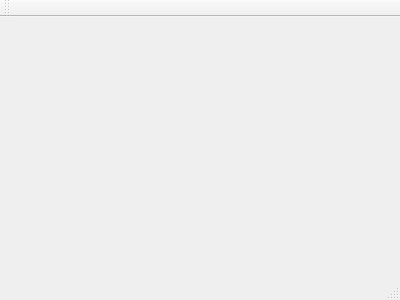
Above: VisualGraph/mainwindow.ui from IKholopov/StudyingStuff before the change. Below: the same form after it.
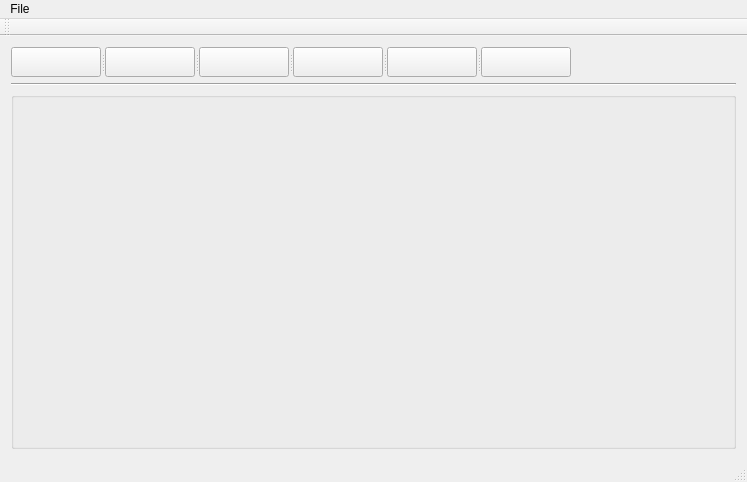
That is the form after the change. Icons and pictures are not drawn.

Patch:
```diff
--- a/VisualGraph/mainwindow.ui
+++ b/VisualGraph/mainwindow.ui
@@ -1,24 +1,229 @@
 <ui version="4.0">
  <class>MainWindow</class>
- <widget class="QMainWindow" name="MainWindow" >
-  <property name="geometry" >
+ <widget class="QMainWindow" name="MainWindow">
+  <property name="geometry">
    <rect>
     <x>0</x>
     <y>0</y>
-    <width>400</width>
-    <height>300</height>
+    <width>747</width>
+    <height>482</height>
    </rect>
   </property>
   <property name="windowTitle" >
    <string>MainWindow</string>
   </property>
-  <widget class="QMenuBar" name="menuBar" />
-  <widget class="QToolBar" name="mainToolBar" />
-  <widget class="QWidget" name="centralWidget" />
-  <widget class="QStatusBar" name="statusBar" />
+  <property name="windowIcon">
+   <iconset>
+    <normaloff>:/Build/icons/marketing8.png</normaloff>:/Build/icons/marketing8.png</iconset>
+  </property>
+  <widget class="QWidget" name="centralWidget">
+   <property name="sizePolicy">
+    <sizepolicy hsizetype="Expanding" vsizetype="Expanding">
+     <horstretch>0</horstretch>
+     <verstretch>0</verstretch>
+    </sizepolicy>
+   </property>
+   <layout class="QGridLayout" name="gridLayout">
+    <item row="0" column="0">
+     <widget class="QSplitter" name="splitter">
+      <property name="sizePolicy">
+       <sizepolicy hsizetype="Expanding" vsizetype="Expanding">
+        <horstretch>0</horstretch>
+        <verstretch>0</verstretch>
+       </sizepolicy>
+      </property>
+      <property name="minimumSize">
+       <size>
+        <width>0</width>
+        <height>30</height>
+       </size>
+      </property>
+      <property name="maximumSize">
+       <size>
+        <width>570</width>
+        <height>30</height>
+       </size>
+      </property>
+      <property name="orientation">
+       <enum>Qt::Horizontal</enum>
+      </property>
+      <widget class="QToolButton" name="NewButton">
+       <property name="maximumSize">
+        <size>
+         <width>90</width>
+         <height>30</height>
+        </size>
+       </property>
+       <property name="toolTip">
+        <string>New</string>
+       </property>
+       <property name="text">
+        <string/>
+       </property>
+       <property name="icon">
+        <iconset resource="icons.qrc">
+         <normaloff>:/icons/toolbar/icons/marketing8.png</normaloff>:/icons/toolbar/icons/marketing8.png</iconset>
+       </property>
+       <property name="checkable">
+        <bool>false</bool>
+       </property>
+      </widget>
+      <widget class="QToolButton" name="OpenButton">
+       <property name="maximumSize">
+        <size>
+         <width>90</width>
+         <height>30</height>
+        </size>
+       </property>
+       <property name="toolTip">
+        <string>New</string>
+       </property>
+       <property name="text">
+        <string/>
+       </property>
+       <property name="icon">
+        <iconset resource="icons.qrc">
+         <normaloff>:/icons/toolbar/icons/file96.png</normaloff>:/icons/toolbar/icons/file96.png</iconset>
+       </property>
+       <property name="checkable">
+        <bool>false</bool>
+       </property>
+      </widget>
+      <widget class="QToolButton" name="SaveButton">
+       <property name="maximumSize">
+        <size>
+         <width>90</width>
+         <height>30</height>
+        </size>
+       </property>
+       <property name="toolTip">
+        <string>New</string>
+       </property>
+       <property name="text">
+        <string/>
+       </property>
+       <property name="icon">
+        <iconset resource="icons.qrc">
+         <normaloff>:/icons/toolbar/icons/save.png</normaloff>:/icons/toolbar/icons/save.png</iconset>
+       </property>
+       <property name="checkable">
+        <bool>false</bool>
+       </property>
+      </widget>
+      <widget class="QToolButton" name="AddNodeButton">
+       <property name="maximumSize">
+        <size>
+         <width>90</width>
+         <height>30</height>
+        </size>
+       </property>
+       <property name="toolTip">
+        <string>New</string>
+       </property>
+       <property name="text">
+        <string/>
+       </property>
+       <property name="icon">
+        <iconset resource="icons.qrc">
+         <normaloff>:/icons/toolbar/icons/VisualGraph.pro.user</normaloff>:/icons/toolbar/icons/VisualGraph.pro.user</iconset>
+       </property>
+       <property name="checkable">
+        <bool>true</bool>
+       </property>
+      </widget>
+      <widget class="QToolButton" name="AddEdgeButton">
+       <property name="maximumSize">
+        <size>
+         <width>90</width>
+         <height>30</height>
+        </size>
+       </property>
+       <property name="toolTip">
+        <string>New</string>
+       </property>
+       <property name="text">
+        <string/>
+       </property>
+       <property name="icon">
+        <iconset resource="icons.qrc">
+         <normaloff>:/icons/toolbar/icons/social24.png</normaloff>:/icons/toolbar/icons/social24.png</iconset>
+       </property>
+       <property name="checkable">
+        <bool>true</bool>
+       </property>
+      </widget>
+      <widget class="QPushButton" name="StartAlgorythmButton">
+       <property name="maximumSize">
+        <size>
+         <width>90</width>
+         <height>30</height>
+        </size>
+       </property>
+       <property name="text">
+        <string/>
+       </property>
+       <property name="icon">
+        <iconset resource="icons.qrc">
+         <normaloff>:/icons/toolbar/icons/fast44.png</normaloff>:/icons/toolbar/icons/fast44.png</iconset>
+       </property>
+      </widget>
+     </widget>
+    </item>
+    <item row="1" column="0">
+     <widget class="Line" name="line">
+      <property name="orientation">
+       <enum>Qt::Horizontal</enum>
+      </property>
+     </widget>
+    </item>
+    <item row="2" column="0">
+     <widget class="QGroupBox" name="GraphField">
+      <property name="sizePolicy">
+       <sizepolicy hsizetype="Expanding" vsizetype="Expanding">
+        <horstretch>0</horstretch>
+        <verstretch>0</verstretch>
+       </sizepolicy>
+      </property>
+      <layout class="QVBoxLayout" name="GraphFieldLayout"/>
+     </widget>
+    </item>
+   </layout>
+  </widget>
+  <widget class="QToolBar" name="mainToolBar">
+   <attribute name="toolBarArea">
+    <enum>TopToolBarArea</enum>
+   </attribute>
+   <attribute name="toolBarBreak">
+    <bool>false</bool>
+   </attribute>
+  </widget>
+  <widget class="QStatusBar" name="statusBar"/>
+  <widget class="QMenuBar" name="menuBar">
+   <property name="geometry">
+    <rect>
+     <x>0</x>
+     <y>0</y>
+     <width>747</width>
+     <height>24</height>
+    </rect>
+   </property>
+   <widget class="QMenu" name="menuDff">
+    <property name="title">
+     <string>File</string>
+    </property>
+    <addaction name="actionNew_Graph"/>
+   </widget>
+   <addaction name="menuDff"/>
+  </widget>
+  <action name="actionNew_Graph">
+   <property name="text">
+    <string>New Graph</string>
+   </property>
+  </action>
  </widget>
- <layoutDefault spacing="6" margin="11" />
- <pixmapfunction></pixmapfunction>
- <resources/>
+ <layoutdefault spacing="6" margin="11"/>
+ <resources>
+  <include location="icons.qrc"/>
+ </resources>
  <connections/>
 </ui>
```
Left out of the diff: 5 changed lines with no effect on the pictures.
